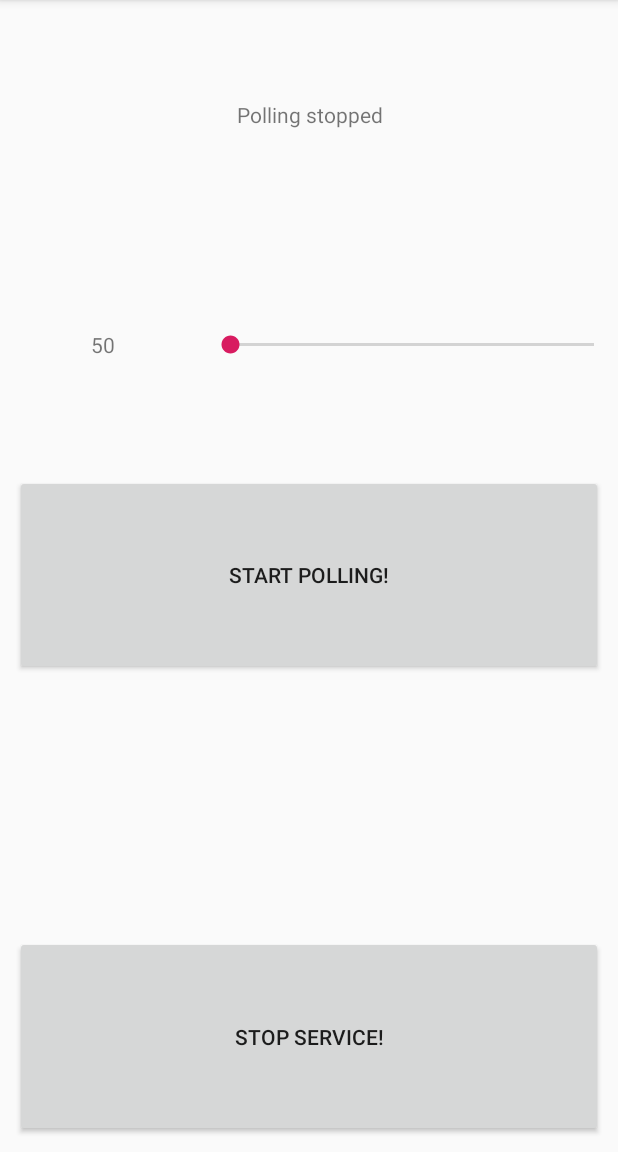
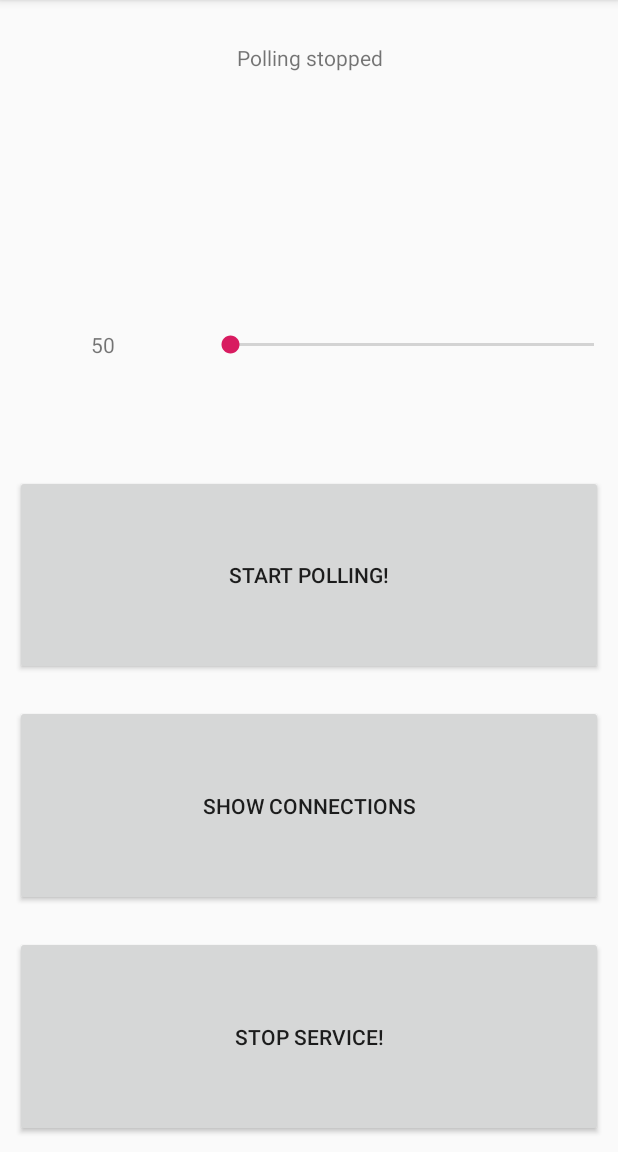
Before and after one commit to webinstruments/AndroidServer, an Android app: the screen it shows after launch (MainActivity), on a phone screen of 412 x 824 dp, the part 84-1236 px from its top. Run offline under Robolectric (Android 15) with nearby library versions, the phone set to English and light mode, and no system bars; 3 statements that could not run were skipped.

Commit message:
Added obserable connection

```diff
--- a/app/src/main/AndroidManifest.xml
+++ b/app/src/main/AndroidManifest.xml
@@ -22,7 +22,9 @@
         <service
             android:name=".WebSocketService"
             android:enabled="true"
-            android:exported="false"></service>
+            android:exported="false" />
+
+        <activity android:name=".ConnectionsActivity"></activity>
     </application>
 
 </manifest>
--- /dev/null
+++ b/app/src/main/java/org/androidsocket/Interfaces/Observer.java
@@ -0,0 +1,7 @@
+package org.androidsocket.Interfaces;
+
+import org.androidsocket.Models.Connection;
+
+public interface Observer {
+    void update();
+}
--- a/app/src/main/java/org/androidsocket/MainActivity.java
+++ b/app/src/main/java/org/androidsocket/MainActivity.java
@@ -12,10 +12,13 @@ import android.widget.Button;
 import android.widget.SeekBar;
 import android.widget.TextView;
 
+import org.androidsocket.Interfaces.Observer;
+import org.androidsocket.Models.Connection;
 import org.logging.LogManager;
 import org.logging.LogcatLogger;
+import org.w3c.dom.Text;
 
-public class MainActivity extends AppCompatActivity {
+public class MainActivity extends AppCompatActivity implements Observer {
 
     @Override
     protected void onCreate(Bundle savedInstanceState) {
@@ -58,10 +61,21 @@ public class MainActivity extends AppCompatActivity {
 
         LogManager.setLogger(new LogcatLogger());
 
+        this.statisticsBtn = (Button) findViewById(R.id.btnConnections);
+        this.statisticsBtn.setOnClickListener(new View.OnClickListener() {
+            @Override
+            public void onClick(View view) {
+                Intent i = new Intent(MainActivity.this, ConnectionsActivity.class);
+                MainActivity.this.startActivity(i);
+            }
+        });
+
         this.serviceIntent = new Intent(this, WebSocketService.class);
         this.bindService(this.serviceIntent, this.connection, Context.BIND_AUTO_CREATE);
-        this.stateView = (TextView) this.findViewById(R.id.ServerState);
+        this.stateView = (TextView) this.findViewById(R.id.tvServerState);
+        this.connectionView = (TextView) this.findViewById(R.id.tvConnections);
         this.synchronize();
+        Connection.addObserver(this);
     }
 
     @Override
@@ -127,6 +141,25 @@ public class MainActivity extends AppCompatActivity {
             50, 100, 500, 1000, 2000, 5000,
             10000, 20000, 30000, 45000, 60000
     };
+
+    @Override
+    public void update() {
+        if(Connection.count() > 0) {
+            runOnUiThread(new Runnable() {
+                @Override
+                public void run() {
+                    connectionView.setText(getResources().getString(R.string.active_connections) + " " + Connection.count());
+                }
+            });
+        } else {
+            runOnUiThread(new Runnable() {
+                @Override
+                public void run() {
+                    connectionView.setText(R.string.no_connections);
+                }
+            });
+        }
+    }
 
     class PollSlider implements SeekBar.OnSeekBarChangeListener {
 
@@ -196,8 +229,10 @@ public class MainActivity extends AppCompatActivity {
 
     WebSocketService service;
     TextView stateView;
+    TextView connectionView;
     Button pollingBtn;
     Button serviceBtn;
+    Button statisticsBtn;
     Intent serviceIntent;
     boolean bound = false;
     PollSlider pollSlider;
--- a/app/src/main/java/org/androidsocket/Server.java
+++ b/app/src/main/java/org/androidsocket/Server.java
@@ -11,6 +11,7 @@ import org.java_websocket.server.WebSocketServer;
 
 import java.io.IOException;
 import java.net.InetSocketAddress;
+import java.sql.Connection;
 import java.sql.Timestamp;
 import java.util.Iterator;
 import java.util.List;
@@ -57,17 +58,21 @@ public class Server extends WebSocketServer {
 
     @Override
     public void onOpen(WebSocket webSocket, ClientHandshake clientHandshake) {
+        LogManager.getLogger().info("Client %s connected", webSocket.toString());
         LogManager.getLogger().info("Client %s connected", WSUtils.getStreamFromWS(webSocket));
         webSocket.send("Hallo Client");
         int uid = android.os.Process.myUid();
         long txBytesInitial = TrafficStats.getUidTxBytes(uid);
         long rxBytesInitial = TrafficStats.getUidRxBytes(uid);
+        org.androidsocket.Models.Connection.addConnection(webSocket);
     }
 
     @Override
     public void onClose(WebSocket webSocket, int i, String s, boolean b) {
+        LogManager.getLogger().info("Client %s disconnected", webSocket.toString());
         LogManager.getLogger().info("Client %s disconnected", WSUtils.getStreamFromWS(webSocket));
         this.poll.removeConnection(webSocket);
+        org.androidsocket.Models.Connection.remove(webSocket);
     }
 
     @Override
--- a/app/src/main/res/layout/activity_main.xml
+++ b/app/src/main/res/layout/activity_main.xml
@@ -10,13 +10,21 @@
     <LinearLayout
         android:layout_width="match_parent"
         android:layout_height="0dp"
-        android:layout_weight="1">
+        android:layout_weight="1"
+        android:weightSum="2"
+        android:orientation="vertical">
         <TextView
             android:layout_width="match_parent"
-            android:layout_height="match_parent"
+            android:layout_height="0dp"
+            android:layout_weight="1"
             android:gravity="center"
-            android:id="@+id/ServerState">
-        </TextView>
+            android:id="@+id/tvServerState" />
+        <TextView
+            android:layout_width="match_parent"
+            android:layout_height="0dp"
+            android:layout_weight="1"
+            android:gravity="center"
+            android:id="@+id/tvConnections" />
     </LinearLayout>
 
     <LinearLayout
@@ -53,6 +61,12 @@
         android:layout_width="match_parent"
         android:layout_height="0dp"
         android:layout_weight="1">
+        <Button
+            android:layout_width="match_parent"
+            android:layout_height="match_parent"
+            android:layout_margin="10dp"
+            android:text="@string/btn_show_connections"
+            android:id="@+id/btnConnections"/>
     </LinearLayout>
     <LinearLayout
         android:layout_width="match_parent"
--- a/app/src/main/res/values/strings.xml
+++ b/app/src/main/res/values/strings.xml
@@ -9,4 +9,7 @@
     <string name="state_started">Polling started</string>
     <string name="state_stopped">Polling stopped</string>
     <string name="state_connecting">Service not started</string>
+    <string name="active_connections">Active connections:</string>
+    <string name="no_connections">No active connections</string>
+    <string name="btn_show_connections">Show connections</string>
 </resources>
```
Also changed, not shown: app/src/main/java/org/androidsocket/ConnectionsActivity.java (added, +23 -0 lines), app/src/main/java/org/androidsocket/Models/ActiveConnection.java (added, +25 -0 lines), app/src/main/java/org/androidsocket/Models/Connection.java (+47 -10 lines), app/src/main/res/layout/activity_connections.xml (added, +23 -0 lines).
